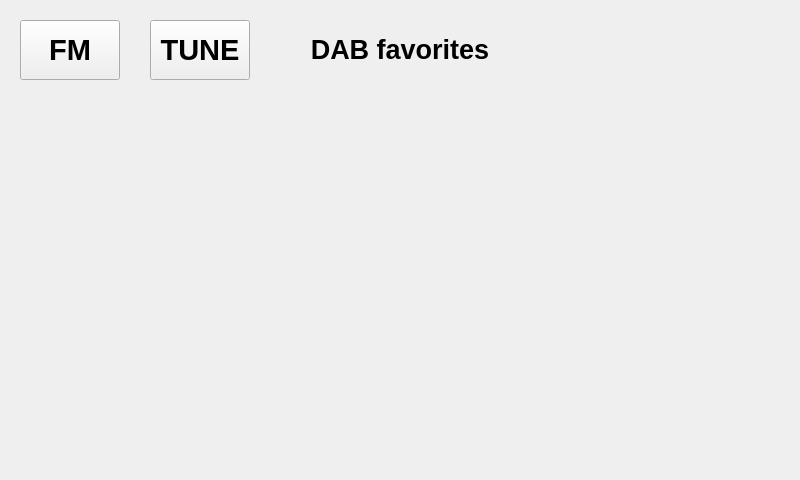
Before: the Qt Designer form mainwindow.ui in Vitalic66/DAB-FM, drawn with Qt 5.
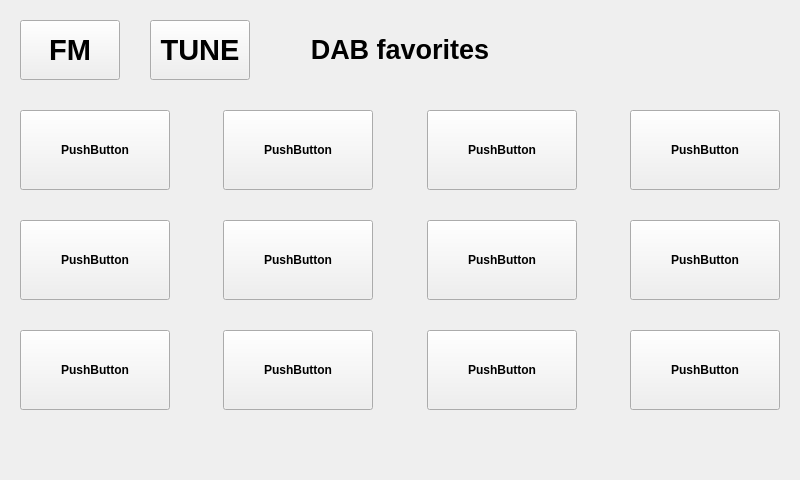
After: the same form once the commit is applied. The open tabs and pages were chosen to show the change.

Patch:
```diff
--- a/mainwindow.ui
+++ b/mainwindow.ui
@@ -91,6 +91,162 @@
        <string>FM</string>
       </property>
      </widget>
+     <widget class="QPushButton" name="btn_dab_st03">
+      <property name="geometry">
+       <rect>
+        <x>427</x>
+        <y>110</y>
+        <width>150</width>
+        <height>80</height>
+       </rect>
+      </property>
+      <property name="text">
+       <string>PushButton</string>
+      </property>
+     </widget>
+     <widget class="QPushButton" name="btn_dab_st06">
+      <property name="geometry">
+       <rect>
+        <x>223</x>
+        <y>220</y>
+        <width>150</width>
+        <height>80</height>
+       </rect>
+      </property>
+      <property name="text">
+       <string>PushButton</string>
+      </property>
+     </widget>
+     <widget class="QPushButton" name="btn_dab_st04">
+      <property name="geometry">
+       <rect>
+        <x>630</x>
+        <y>110</y>
+        <width>150</width>
+        <height>80</height>
+       </rect>
+      </property>
+      <property name="text">
+       <string>PushButton</string>
+      </property>
+     </widget>
+     <widget class="QPushButton" name="btn_dab_st01">
+      <property name="geometry">
+       <rect>
+        <x>20</x>
+        <y>110</y>
+        <width>150</width>
+        <height>80</height>
+       </rect>
+      </property>
+      <property name="text">
+       <string>PushButton</string>
+      </property>
+     </widget>
+     <widget class="QPushButton" name="btn_dab_st02">
+      <property name="geometry">
+       <rect>
+        <x>223</x>
+        <y>110</y>
+        <width>150</width>
+        <height>80</height>
+       </rect>
+      </property>
+      <property name="text">
+       <string>PushButton</string>
+      </property>
+     </widget>
+     <widget class="QPushButton" name="btn_dab_st05">
+      <property name="geometry">
+       <rect>
+        <x>20</x>
+        <y>220</y>
+        <width>150</width>
+        <height>80</height>
+       </rect>
+      </property>
+      <property name="text">
+       <string>PushButton</string>
+      </property>
+     </widget>
+     <widget class="QPushButton" name="btn_dab_st07">
+      <property name="geometry">
+       <rect>
+        <x>427</x>
+        <y>220</y>
+        <width>150</width>
+        <height>80</height>
+       </rect>
+      </property>
+      <property name="text">
+       <string>PushButton</string>
+      </property>
+     </widget>
+     <widget class="QPushButton" name="btn_dab_st09">
+      <property name="geometry">
+       <rect>
+        <x>20</x>
+        <y>330</y>
+        <width>150</width>
+        <height>80</height>
+       </rect>
+      </property>
+      <property name="text">
+       <string>PushButton</string>
+      </property>
+     </widget>
+     <widget class="QPushButton" name="btn_dab_st10">
+      <property name="geometry">
+       <rect>
+        <x>223</x>
+        <y>330</y>
+        <width>150</width>
+        <height>80</height>
+       </rect>
+      </property>
+      <property name="text">
+       <string>PushButton</string>
+      </property>
+     </widget>
+     <widget class="QPushButton" name="btn_dab_st11">
+      <property name="geometry">
+       <rect>
+        <x>427</x>
+        <y>330</y>
+        <width>150</width>
+        <height>80</height>
+       </rect>
+      </property>
+      <property name="text">
+       <string>PushButton</string>
+      </property>
+     </widget>
+     <widget class="QPushButton" name="btn_dab_st12">
+      <property name="geometry">
+       <rect>
+        <x>630</x>
+        <y>330</y>
+        <width>150</width>
+        <height>80</height>
+       </rect>
+      </property>
+      <property name="text">
+       <string>PushButton</string>
+      </property>
+     </widget>
+     <widget class="QPushButton" name="btn_dab_st08">
+      <property name="geometry">
+       <rect>
+        <x>630</x>
+        <y>220</y>
+        <width>150</width>
+        <height>80</height>
+       </rect>
+      </property>
+      <property name="text">
+       <string>PushButton</string>
+      </property>
+     </widget>
     </widget>
     <widget class="QWidget" name="fm_fav_gui">
      <widget class="QLabel" name="lbl_fm_fav">
```
Left out of the diff: 126 changed lines with no effect on the pictures.
